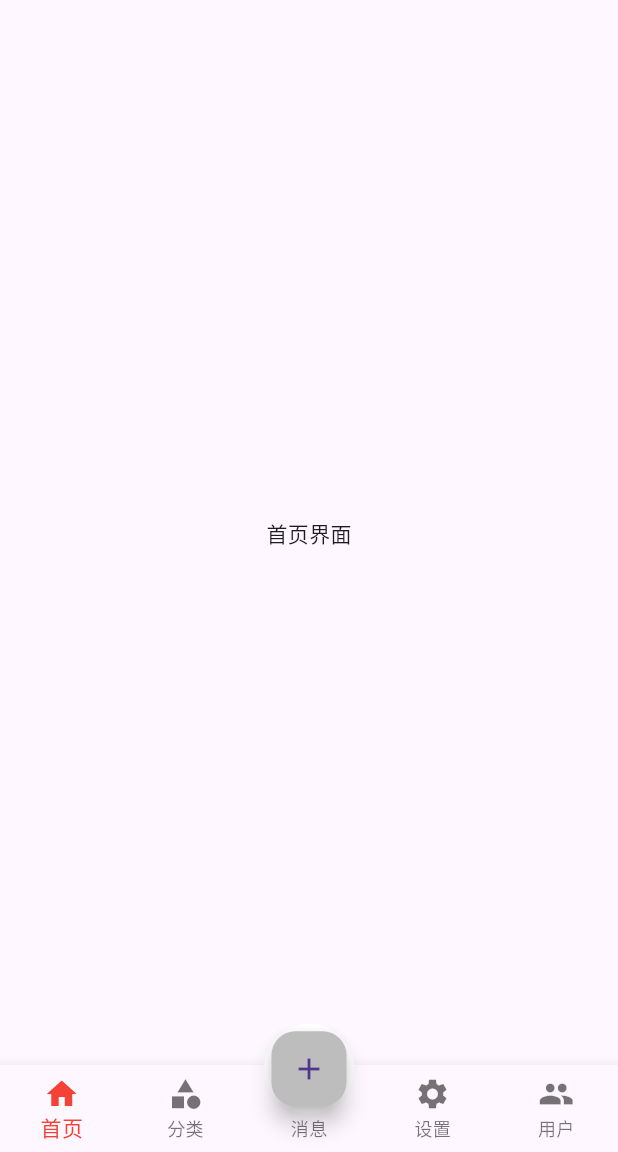
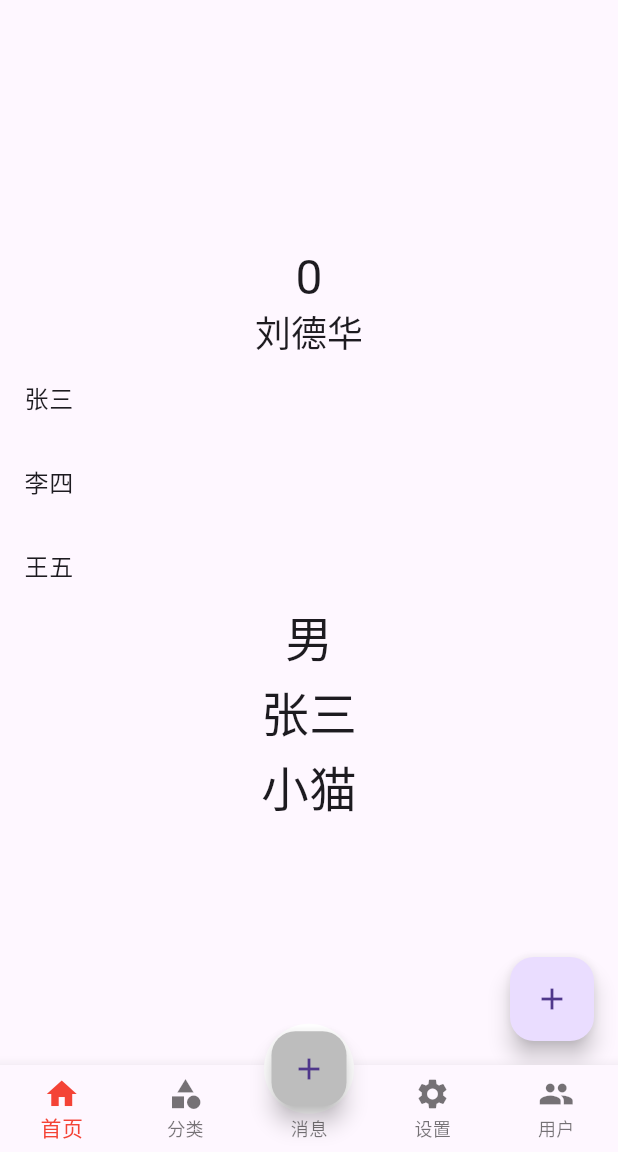
Before and after one commit to developerjet/FlutterGetx, a Flutter app: the screen it shows after launch, on a phone screen of 412 x 824 dp, the part 84-1236 px from its top. Run offline on Flutter 3.47's test engine with Material 3 defaults, Android fonts, the light colour scheme and no system bars; our stand-ins replace get; missing offline and left inert: dart:ffi.

Commit message:
响应式状态管理；

```diff
--- /dev/null
+++ b/flutter_getx/lib/pages/model/animal.dart
@@ -0,0 +1,9 @@
+import 'package:get/get.dart';
+
+class Animal {
+  String usuername;
+  int age;
+
+  //构造函数
+  Animal(this.usuername, this.age);
+}
--- /dev/null
+++ b/flutter_getx/lib/pages/model/person.dart
@@ -0,0 +1,6 @@
+import 'package:get/get.dart';
+
+class Person {
+  RxString usuername = "张三".obs;
+  RxInt age = 18.obs;
+}
--- a/flutter_getx/lib/pages/tabs/category.dart
+++ b/flutter_getx/lib/pages/tabs/category.dart
@@ -2,7 +2,7 @@ import 'package:flutter/material.dart';
 import 'package:get/get.dart';
 
 class CategoryPage extends StatefulWidget {
-  const CategoryPage({Key? key}) : super(key: key);
+  const CategoryPage({super.key});
 
   @override
   _CategoryPageState createState() => _CategoryPageState();
--- a/flutter_getx/lib/pages/tabs/home.dart
+++ b/flutter_getx/lib/pages/tabs/home.dart
@@ -1,20 +1,90 @@
+import 'dart:ffi';
+
 import 'package:flutter/material.dart';
 import 'package:get/get.dart';
+import '../model/person.dart';
+import '../model/animal.dart';
 
 class HomePage extends StatefulWidget {
-  const HomePage({Key? key}) : super(key: key);
+  const HomePage({super.key});
 
   @override
   _HomePageState createState() => _HomePageState();
 }
 
 class _HomePageState extends State<HomePage> {
+  // 想要监听数值变化，需要在末尾机上.obs
+  final RxInt _counter = RxInt(0);
+  final RxString _username = "刘德华".obs;
+
+  //响应式变量
+  final RxList _list = ["张三", "李四", "王五"].obs;
+
+  var _sex = Rx<String>("男");
+
+  //实例化类
+  var p = new Person();
+
+  var animal = Animal("小猫", 5).obs;
+
   @override
   Widget build(BuildContext context) {
     return Scaffold(
-        body: Center(
-            child: Container(
-          child: Text("首页界面"),
-        )));
+      body: Center(
+        child: Column(mainAxisAlignment: MainAxisAlignment.center, children: [
+          Obx(() => Text(
+                // 获取数字的变化
+                "${_counter.value}",
+                style: Theme.of(context).textTheme.headlineLarge,
+              )),
+          SizedBox(),
+          Obx(() {
+            return Text(
+              _username.value,
+              style: Theme.of(context).textTheme.headlineSmall,
+            );
+          }),
+          SizedBox(),
+          Obx(() {
+            return Column(
+              children: _list.map((v) {
+                return ListTile(title: Text(v));
+              }).toList(),
+            );
+          }),
+          SizedBox(),
+          Obx(() => Text(
+                _sex.value,
+                style: Theme.of(context).textTheme.headlineLarge,
+              )),
+          SizedBox(height: 10),
+          Obx(() => Text(
+                p.usuername.value,
+                style: Theme.of(context).textTheme.headlineLarge,
+              )),
+          SizedBox(height: 10),
+          Obx(() => Text(
+                animal.value.usuername,
+                style: Theme.of(context).textTheme.headlineLarge,
+              )),
+        ]),
+      ),
+      floatingActionButton: FloatingActionButton(
+        child: const Icon(Icons.add),
+        onPressed: () {
+          _counter.value++;
+          _username.value = "郭富城";
+          _sex.value = "女";
+
+          p.usuername.value = "张学友";
+
+          animal.value.usuername = "老虎";
+          animal.value =  animal.value;
+
+          // 增加数据
+          _list.add("Test$_counter");
+        },
+      ),
+    );
   }
 }
--- a/flutter_getx/lib/pages/tabs/message.dart
+++ b/flutter_getx/lib/pages/tabs/message.dart
@@ -2,7 +2,7 @@ import 'package:flutter/material.dart';
 import 'package:get/get.dart';
 
 class MessagePage extends StatefulWidget {
-  const MessagePage({Key? key}) : super(key: key);
+  const MessagePage({super.key});
 
   @override
   _MessagePageState createState() => _MessagePageState();
--- a/flutter_getx/lib/pages/tabs/setting.dart
+++ b/flutter_getx/lib/pages/tabs/setting.dart
@@ -2,7 +2,7 @@ import 'package:flutter/material.dart';
 import 'package:get/get.dart';
 
 class SettingPage extends StatefulWidget {
-  const SettingPage({Key? key}) : super(key: key);
+  const SettingPage({super.key});
 
   @override
   _SettingPageState createState() => _SettingPageState();
```
Also changed, not shown: 1 other file.
